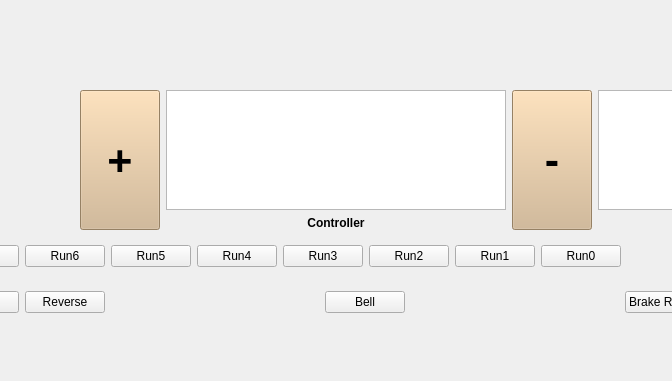
Qt form sim_ui4.ui (oualline/trolley.sim) before a commit; both pictures show x 165 to 837 and y 497 to 878 of the 1177 by 878 pixel window.
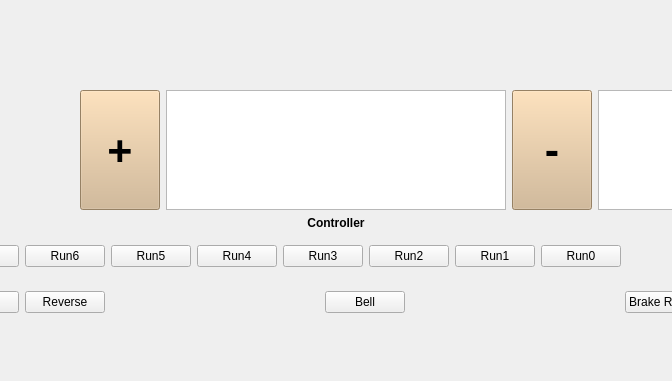
The same form after that commit. Icons and pictures are not drawn.

```diff
--- a/sim_ui4.ui
+++ b/sim_ui4.ui
@@ -216,6 +216,16 @@
          </spacer>
         </item>
         <item>
+         <layout class="QVBoxLayout" name="ControllerLabelLayout">
+          <property name="leftMargin">
+           <number>0</number>
+          </property>
+          <item>
+           <layout class="QHBoxLayout" name="ControllerLayout">
+            <property name="bottomMargin">
+             <number>0</number>
+            </property>
+            <item>
          <widget class="QPushButton" name="PlusButton">
           <property name="sizePolicy">
            <sizepolicy hsizetype="Minimum" vsizetype="Expanding">
@@ -239,11 +249,6 @@
          </widget>
         </item>
         <item>
-         <layout class="QVBoxLayout" name="verticalLayout_2">
-          <property name="leftMargin">
-           <number>0</number>
-          </property>
-          <item>
            <widget class="QGraphicsView" name="ControllerGraphicsView">
             <property name="minimumSize">
              <size>
@@ -260,6 +265,31 @@
            </widget>
           </item>
           <item>
+             <widget class="QPushButton" name="MinusButton">
+              <property name="sizePolicy">
+               <sizepolicy hsizetype="Minimum" vsizetype="Expanding">
+                <horstretch>0</horstretch>
+                <verstretch>0</verstretch>
+               </sizepolicy>
+              </property>
+              <property name="font">
+               <font>
+                <pointsize>32</pointsize>
+                <weight>75</weight>
+                <bold>true</bold>
+               </font>
+              </property>
+              <property name="styleSheet">
+               <string notr="true">background-color: tan</string>
+              </property>
+              <property name="text">
+               <string>-</string>
+              </property>
+             </widget>
+            </item>
+           </layout>
+          </item>
+          <item>
            <widget class="QLabel" name="ControllerLabel">
             <property name="font">
              <font>
@@ -277,29 +307,6 @@
           </item>
          </layout>
         </item>
-        <item>
-         <widget class="QPushButton" name="MinusButton">
-          <property name="sizePolicy">
-           <sizepolicy hsizetype="Minimum" vsizetype="Expanding">
-            <horstretch>0</horstretch>
-            <verstretch>0</verstretch>
-           </sizepolicy>
-          </property>
-          <property name="font">
-           <font>
-            <pointsize>32</pointsize>
-            <weight>75</weight>
-            <bold>true</bold>
-           </font>
-          </property>
-          <property name="styleSheet">
-           <string notr="true">background-color: tan</string>
-          </property>
-          <property name="text">
-           <string>-</string>
-          </property>
-         </widget>
-        </item>
         <item>
          <layout class="QVBoxLayout" name="verticalLayout_3">
           <property name="rightMargin">
```
Lines whose indentation alone changed are shown as unchanged.
